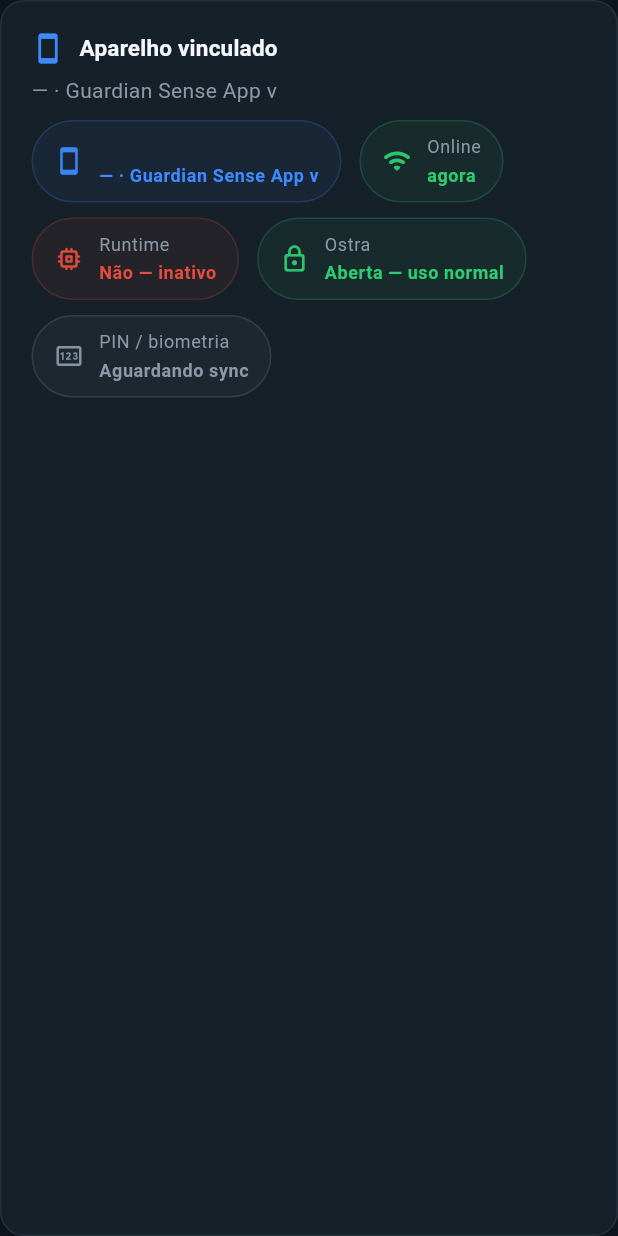
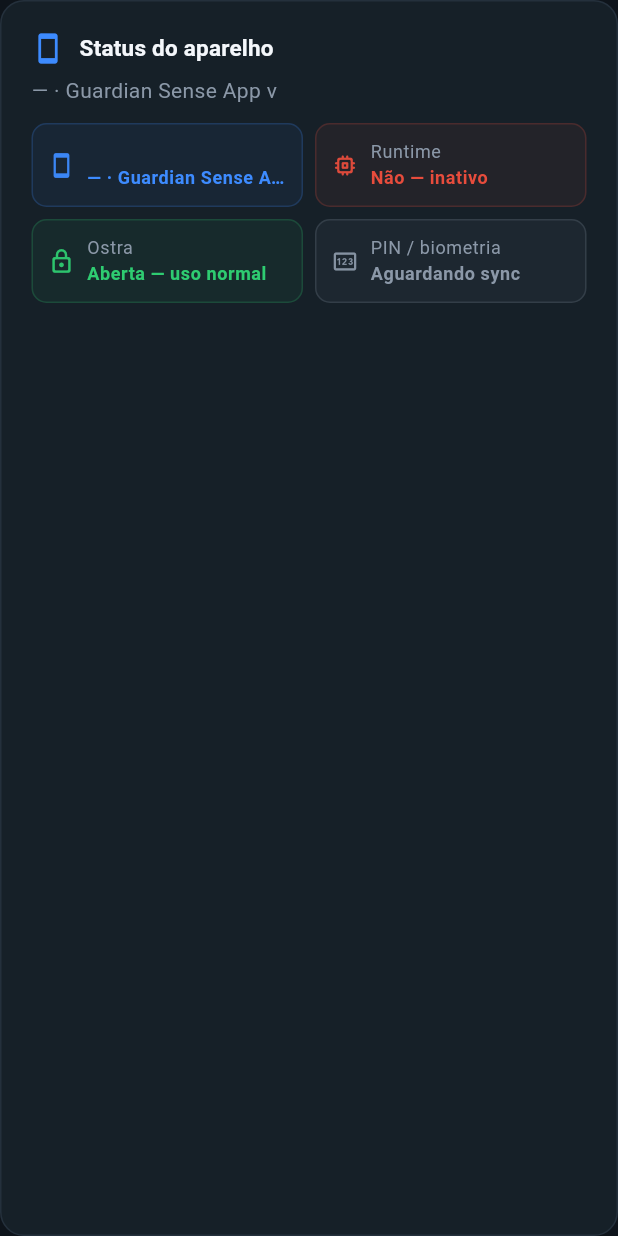
Before and after one commit to devhousecoastline/portal-guardiansense, a Flutter app: the _DeviceInfoCard widget shown alone on an empty page, opened directly with empty values, on a phone screen of 412 x 824 dp. Run offline on Flutter 3.47's test engine with Material 3 defaults, Android fonts, the phone set to English and light mode, and no system bars; our stand-ins replace cloud_firestore, cloud_functions, firebase_auth, firebase_core, flutter_map, go_router and 3 more; accounts and stored records are empty; network calls fail; Roboto replaces fonts that are missing (Segoe UI).

Commit message:
feat(settings): alinhar status do aparelho ao grid das camadas
Tiles em grade compacta, remove Online do card, renomeia para
Status do aparelho e sobe o bloco acima do tema.

```diff
--- a/lib/core/widgets/live_status_tile.dart
+++ b/lib/core/widgets/live_status_tile.dart
@@ -1,4 +1,5 @@
 import 'package:flutter/material.dart';
+import 'package:guardian_portal/core/layout/app_layout.dart';
 import 'package:guardian_portal/core/theme/app_colors.dart';
 import 'package:guardian_portal/core/theme/dashboard_typography.dart';
 
@@ -20,7 +21,7 @@
   final Color accent;
   final VoidCallback? onTap;
 
-  /// Grade densa (camadas) — mesmo visual, menos padding e uma linha no valor.
+  /// Grade densa (aparelho e camadas) — canto suave, menos padding e uma linha no valor.
   final bool compact;
 
   @override
@@ -31,7 +32,7 @@
     final iconSize = compact ? 18.0 : 20.0;
     final gap = compact ? 8.0 : 10.0;
     final valueGap = compact ? 2.0 : 4.0;
-    // Camadas: canto suave. Runtime/Ostra: pill (mesmo idioma dos filtros).
+    // Grade (camadas e aparelho): canto suave. compact: false = pill.
     final radius = compact ? 10.0 : 99.0;
 
     final tile = Container(
@@ -130,3 +131,38 @@
     );
   }
 }
+
+/// Grade responsiva dos tiles de status — mesma densidade em aparelho e camadas.
+class LiveStatusGrid extends StatelessWidget {
+  const LiveStatusGrid({super.key, required this.children});
+
+  final List<Widget> children;
+
+  @override
+  Widget build(BuildContext context) {
+    return LayoutBuilder(
+      builder: (context, constraints) {
+        final columns = columnCount(constraints.maxWidth);
+
+        return GridView.builder(
+          shrinkWrap: true,
+          physics: const NeverScrollableScrollPhysics(),
+          gridDelegate: SliverGridDelegateWithFixedCrossAxisCount(
+            crossAxisCount: columns,
+            mainAxisSpacing: 8,
+            crossAxisSpacing: 8,
+            mainAxisExtent: 56,
+          ),
+          itemCount: children.length,
+          itemBuilder: (context, index) => children[index],
+        );
+      },
+    );
+  }
+
+  static int columnCount(double width) {
+    if (width >= AppLayout.dashboardRowBreakpoint) return 4;
+    if (width >= AppLayout.checklistTwoColBreakpoint) return 3;
+    return 2;
+  }
+}
--- a/lib/features/settings/presentation/settings_page.dart
+++ b/lib/features/settings/presentation/settings_page.dart
@@ -7,7 +7,6 @@
 import 'package:guardian_portal/core/widgets/guardian_scaffold.dart';
 import 'package:guardian_portal/core/widgets/online_refresh.dart';
 import 'package:guardian_portal/core/widgets/live_status_tile.dart';
-import 'package:guardian_portal/core/widgets/relative_time.dart';
 import 'package:guardian_portal/core/widgets/section_card.dart';
 import 'package:guardian_portal/features/dashboard/application/dashboard_service.dart';
 import 'package:guardian_portal/features/dashboard/domain/device_status.dart';
@@ -60,14 +59,12 @@
                     const RefreshTickBar(visible: true),
                   if (initialLoad)
                     const Center(child: CircularProgressIndicator())
-                  else ...[
+                  else if (device == null) ...[
+                    EmptyDevicesCard(uid: uid),
+                    const SizedBox(height: 16),
                     const _AppearanceCard(),
-                    const SizedBox(height: 16),
-                    if (device == null)
-                      EmptyDevicesCard(uid: uid)
-                    else
-                      _SettingsBody(uid: uid, status: device.status),
-                  ],
+                  ] else
+                    _SettingsBody(uid: uid, status: device.status),
                 ],
               ),
             );
@@ -107,6 +104,8 @@
               status: status,
               recovery: _item('recovery'),
             ),
+            const SizedBox(height: 16),
+            const _AppearanceCard(),
             const SizedBox(height: 16),
             ProtectedLayersCard(
               uid: uid,
@@ -192,7 +191,7 @@
               const SizedBox(width: 10),
               Expanded(
                 child: Text(
-                  'Aparelho vinculado',
+                  'Status do aparelho',
                   style: Theme.of(context).textTheme.titleMedium?.copyWith(
                         fontWeight: FontWeight.w600,
                       ),
@@ -205,44 +204,36 @@
             '$_platformLabel · Guardian Sense App v${status.appVersionLabel}',
             style: DashboardTypography.cardSubtitle(context),
           ),
-          const SizedBox(height: 10),
-          Wrap(
-            spacing: 12,
-            runSpacing: 10,
+          const SizedBox(height: 12),
+          LiveStatusGrid(
             children: [
               LiveStatusTile(
                 icon: phoneIcon,
                 label: status.modelLabel,
                 value: deviceValue,
                 accent: deviceAccent,
-              ),
-              LiveStatusTile(
-                icon: status.isOnline
-                    ? Icons.wifi_rounded
-                    : Icons.wifi_off_rounded,
-                label: status.isOnline ? 'Online' : 'Offline',
-                value: formatRelativeTime(status.lastSeen),
-                accent: status.isOnline
-                    ? AppColors.trustHigh
-                    : AppColors.textMuted,
+                compact: true,
               ),
               LiveStatusTile(
                 icon: Icons.memory_rounded,
                 label: 'Runtime',
                 value: runtime.answer,
                 accent: _signalColor(runtime.signal),
+                compact: true,
               ),
               LiveStatusTile(
                 icon: Icons.lock_outline_rounded,
                 label: 'Ostra',
                 value: oyster.answer,
                 accent: _signalColor(oyster.signal),
+                compact: true,
               ),
               LiveStatusTile(
                 icon: Icons.pin_outlined,
                 label: 'PIN / biometria',
                 value: recoveryValue,
                 accent: recoveryAccent,
+                compact: true,
               ),
             ],
           ),
```
Also changed, not shown: lib/features/settings/presentation/widgets/protected_layers_card.dart (+10 -29 lines).
